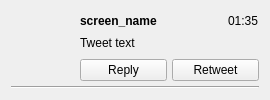
nilsding/twitrrerr, file lib/twitrrerr/ui/tweet.ui: the form before one commit.
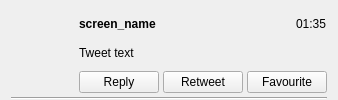
The form after the commit.

```diff
--- a/lib/twitrrerr/ui/tweet.ui
+++ b/lib/twitrrerr/ui/tweet.ui
@@ -6,13 +6,13 @@
    <rect>
     <x>0</x>
     <y>0</y>
-    <width>270</width>
+    <width>300</width>
     <height>100</height>
    </rect>
   </property>
   <property name="minimumSize">
    <size>
-    <width>270</width>
+    <width>300</width>
     <height>100</height>
    </size>
   </property>
@@ -21,11 +21,14 @@
   </property>
   <layout class="QVBoxLayout" name="verticalLayout_3">
    <property name="spacing">
-    <number>5</number>
+    <number>4</number>
    </property>
    <property name="sizeConstraint">
     <enum>QLayout::SetMinimumSize</enum>
    </property>
+   <property name="bottomMargin">
+    <number>0</number>
+   </property>
    <item>
     <layout class="QHBoxLayout" name="horizontalLayout_2">
      <item>
@@ -48,10 +51,13 @@
          <property name="orientation">
           <enum>Qt::Vertical</enum>
          </property>
+         <property name="sizeType">
+          <enum>QSizePolicy::Expanding</enum>
+         </property>
          <property name="sizeHint" stdset="0">
           <size>
            <width>20</width>
-           <height>40</height>
+           <height>1</height>
           </size>
          </property>
         </spacer>
@@ -105,6 +111,12 @@
          <property name="wordWrap">
           <bool>true</bool>
          </property>
+         <property name="openExternalLinks">
+          <bool>true</bool>
+         </property>
+         <property name="textInteractionFlags">
+          <set>Qt::LinksAccessibleByMouse|Qt::TextSelectableByMouse</set>
+         </property>
         </widget>
        </item>
        <item>
@@ -112,10 +124,13 @@
          <property name="orientation">
           <enum>Qt::Vertical</enum>
          </property>
+         <property name="sizeType">
+          <enum>QSizePolicy::Ignored</enum>
+         </property>
          <property name="sizeHint" stdset="0">
           <size>
            <width>20</width>
-           <height>40</height>
+           <height>1</height>
           </size>
          </property>
         </spacer>
@@ -136,6 +151,13 @@
            </property>
           </widget>
          </item>
+         <item>
+          <widget class="QPushButton" name="qpb_favourite">
+           <property name="text">
+            <string>Favourite</string>
+           </property>
+          </widget>
+         </item>
         </layout>
        </item>
       </layout>
```
